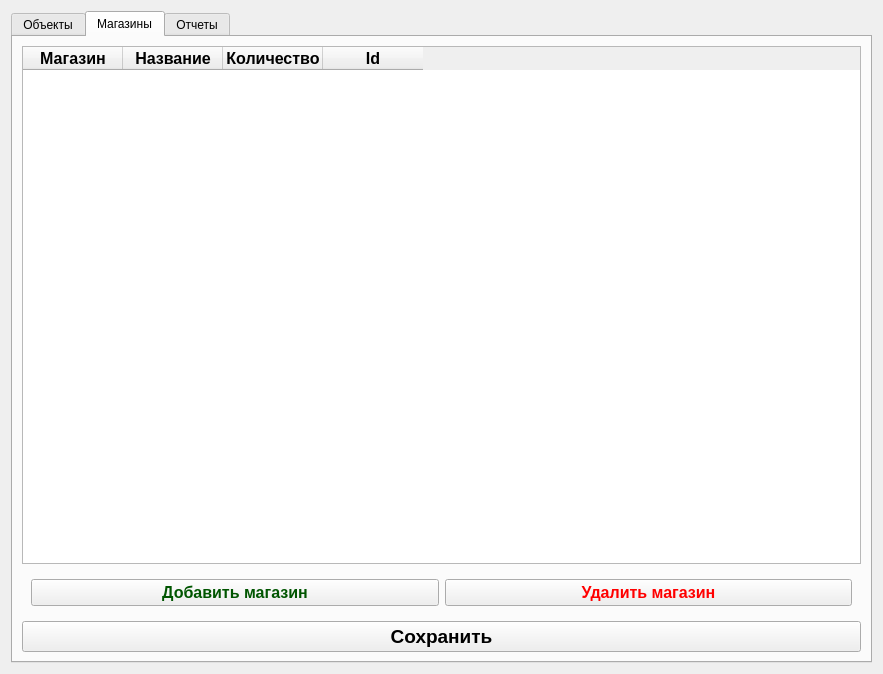
First picture: the form in UI/UIForms/mainForm.ui, repository FelixMailwriter/VendService, before the edit.
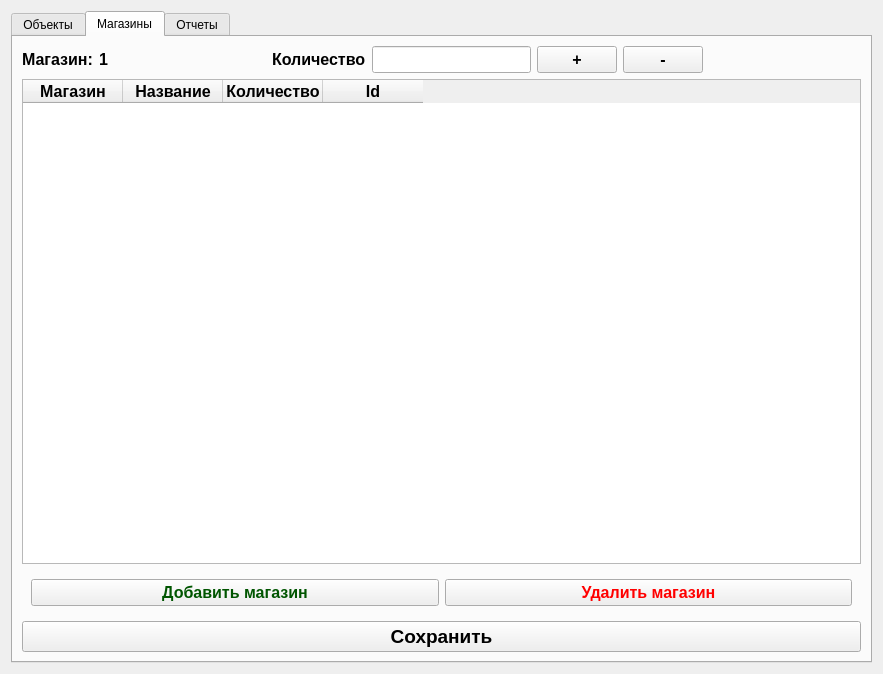
Second picture: the form after the edit. The open tabs and pages were chosen to show the change.

Patch:
```diff
--- a/UI/UIForms/mainForm.ui
+++ b/UI/UIForms/mainForm.ui
@@ -227,6 +227,138 @@
           <layout class="QVBoxLayout" name="verticalLayout_10">
            <item>
             <layout class="QVBoxLayout" name="verticalLayout_7">
+             <item>
+              <layout class="QHBoxLayout" name="horizontalLayout_4">
+               <item>
+                <widget class="QLabel" name="lbl_mag">
+                 <property name="font">
+                  <font>
+                   <pointsize>12</pointsize>
+                   <weight>75</weight>
+                   <bold>true</bold>
+                  </font>
+                 </property>
+                 <property name="text">
+                  <string>Магазин:</string>
+                 </property>
+                </widget>
+               </item>
+               <item>
+                <widget class="QLabel" name="llbl_magNumber">
+                 <property name="font">
+                  <font>
+                   <pointsize>12</pointsize>
+                   <weight>75</weight>
+                   <bold>true</bold>
+                  </font>
+                 </property>
+                 <property name="text">
+                  <string>1</string>
+                 </property>
+                </widget>
+               </item>
+               <item>
+                <spacer name="horizontalSpacer_4">
+                 <property name="orientation">
+                  <enum>Qt::Horizontal</enum>
+                 </property>
+                 <property name="sizeHint" stdset="0">
+                  <size>
+                   <width>40</width>
+                   <height>20</height>
+                  </size>
+                 </property>
+                </spacer>
+               </item>
+               <item>
+                <widget class="QLabel" name="lbl_qty">
+                 <property name="font">
+                  <font>
+                   <pointsize>12</pointsize>
+                   <weight>75</weight>
+                   <bold>true</bold>
+                  </font>
+                 </property>
+                 <property name="text">
+                  <string>Количество</string>
+                 </property>
+                </widget>
+               </item>
+               <item>
+                <widget class="QLineEdit" name="le_qty">
+                 <property name="minimumSize">
+                  <size>
+                   <width>100</width>
+                   <height>0</height>
+                  </size>
+                 </property>
+                 <property name="font">
+                  <font>
+                   <pointsize>12</pointsize>
+                   <weight>75</weight>
+                   <bold>true</bold>
+                  </font>
+                 </property>
+                 <property name="inputMethodHints">
+                  <set>Qt::ImhDialableCharactersOnly|Qt::ImhDigitsOnly|Qt::ImhPreferNumbers</set>
+                 </property>
+                </widget>
+               </item>
+               <item>
+                <widget class="QPushButton" name="btn_plus">
+                 <property name="minimumSize">
+                  <size>
+                   <width>50</width>
+                   <height>0</height>
+                  </size>
+                 </property>
+                 <property name="font">
+                  <font>
+                   <pointsize>12</pointsize>
+                   <weight>75</weight>
+                   <bold>true</bold>
+                  </font>
+                 </property>
+                 <property name="text">
+                  <string>+</string>
+                 </property>
+                </widget>
+               </item>
+               <item>
+                <widget class="QPushButton" name="btn_minus">
+                 <property name="minimumSize">
+                  <size>
+                   <width>50</width>
+                   <height>0</height>
+                  </size>
+                 </property>
+                 <property name="font">
+                  <font>
+                   <pointsize>12</pointsize>
+                   <weight>75</weight>
+                   <bold>true</bold>
+                  </font>
+                 </property>
+                 <property name="text">
+                  <string>-</string>
+                 </property>
+                </widget>
+               </item>
+               <item>
+                <spacer name="horizontalSpacer_6">
+                 <property name="orientation">
+                  <enum>Qt::Horizontal</enum>
+                 </property>
+                 <property name="sizeHint" stdset="0">
+                  <size>
+                   <width>100</width>
+                   <height>0</height>
+                  </size>
+                 </property>
+                </spacer>
+               </item>
+              </layout>
+             </item>
              <item>
               <layout class="QVBoxLayout" name="verticalLayout_9">
                <item>
```
Left out of the diff: 2 changed lines with no effect on the pictures.
